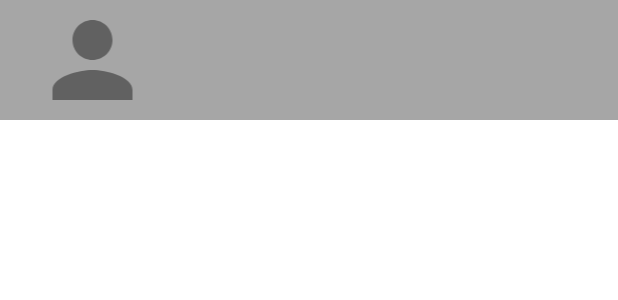
After one commit to bielcarpi/OpenEvents, an Android app: the layout user_row.xml on its own in the app's theme, with its tools: preview values and no code run, on a phone screen of 412 x 824 dp. The commit adds this screen. Shown: the top 300 px of the screen. Run offline under Robolectric (Android 15) with nearby library versions, the phone set to English and light mode, and no system bars; network calls fail.

Commit message:
Add better format to UserList RecyclerView

```diff
--- a/app/src/main/java/com/grup8/OpenEvents/controller/fragments/Fragment1.java
+++ b/app/src/main/java/com/grup8/OpenEvents/controller/fragments/Fragment1.java
@@ -15,6 +15,7 @@ import android.widget.Spinner;
 
 import com.grup8.OpenEvents.R;
 import com.grup8.OpenEvents.controller.activities.MainActivity;
+import com.grup8.OpenEvents.controller.recyclerview.EventAdapter;
 import com.grup8.OpenEvents.model.EventModel;
 import com.grup8.OpenEvents.model.entities.Event;
 import com.grup8.OpenEvents.model.entities.EventManager;
--- a/app/src/main/java/com/grup8/OpenEvents/controller/fragments/ProfileFragment.java
+++ b/app/src/main/java/com/grup8/OpenEvents/controller/fragments/ProfileFragment.java
@@ -4,7 +4,6 @@ import android.annotation.SuppressLint;
 import android.os.Bundle;
 
 import androidx.fragment.app.Fragment;
-import androidx.fragment.app.FragmentManager;
 import androidx.recyclerview.widget.LinearLayoutManager;
 import androidx.recyclerview.widget.RecyclerView;
 
@@ -21,6 +20,7 @@ import android.widget.TextView;
 
 import com.grup8.OpenEvents.R;
 import com.grup8.OpenEvents.controller.activities.MainActivity;
+import com.grup8.OpenEvents.controller.recyclerview.EventAdapter;
 import com.grup8.OpenEvents.model.EventModel;
 import com.grup8.OpenEvents.model.UserModel;
 import com.grup8.OpenEvents.model.entities.Event;
--- a/app/src/main/java/com/grup8/OpenEvents/controller/fragments/EventAdapter.java
+++ b/app/src/main/java/com/grup8/OpenEvents/controller/recyclerview/EventAdapter.java
@@ -1,6 +1,5 @@
-package com.grup8.OpenEvents.controller.fragments;
+package com.grup8.OpenEvents.controller.recyclerview;
 
-import android.app.Activity;
 import android.view.LayoutInflater;
 import android.view.ViewGroup;
 
--- /dev/null
+++ b/app/src/main/res/layout/user_row.xml
@@ -0,0 +1,46 @@
+<?xml version="1.0" encoding="utf-8"?>
+<LinearLayout xmlns:android="http://schemas.android.com/apk/res/android"
+    android:layout_width="match_parent"
+    android:layout_height="80dp"
+    android:orientation="horizontal"
+    android:weightSum="10"
+    android:background="#59000000"
+    android:layout_marginBottom="15dp">
+
+    <ImageView
+        android:id="@+id/user_row_image"
+        android:layout_width="0dp"
+        android:layout_height="match_parent"
+        android:layout_weight="3"
+        android:src="@drawable/ic_person"
+        android:contentDescription="@string/user_image"
+        />
+
+    <LinearLayout
+        android:layout_width="0dp"
+        android:layout_height="match_parent"
+        android:layout_weight="7"
+        android:orientation="vertical"
+        android:gravity="center_vertical"
+        >
+
+        <TextView
+            android:id="@+id/user_row_name"
+            android:layout_width="wrap_content"
+            android:layout_height="wrap_content"
+            android:layout_marginStart="2dp"
+            android:textSize="30sp"
+            android:text=""
+            />
+
+        <TextView
+            android:id="@+id/user_row_email"
+            android:layout_width="wrap_content"
+            android:layout_height="wrap_content"
+            android:textSize="12sp"
+            android:text=""
+            />
+
+    </LinearLayout>
+
+</LinearLayout>
--- a/app/src/main/res/values/strings.xml
+++ b/app/src/main/res/values/strings.xml
@@ -25,6 +25,7 @@
     <string name="confirm_password">Confirm password</string>
     <string name="home">home</string>
     <string name="profile">profile</string>
+    <string name="user_image">User Image</string>
 
     <string name="hello_blank_fragment">Hello blank fragment</string>
 
```
Also changed, not shown: app/src/main/java/com/grup8/OpenEvents/controller/fragments/FriendsAdapter.java (deleted, +0 -42 lines), app/src/main/java/com/grup8/OpenEvents/controller/fragments/FriendsFragment.java (+3 -5 lines), app/src/main/java/com/grup8/OpenEvents/controller/fragments/FriendsHolder.java (deleted, +0 -98 lines), app/src/main/java/com/grup8/OpenEvents/controller/fragments/SearchFragment.java (+4 -6 lines), app/src/main/java/com/grup8/OpenEvents/controller/recyclerview/EventHolder.java (renamed from app/src/main/java/com/grup8/OpenEvents/controller/fragments/EventHolder.java, +3 -14 lines), app/src/main/java/com/grup8/OpenEvents/controller/recyclerview/UserAdapter.java (added, +43 -0 lines), app/src/main/java/com/grup8/OpenEvents/controller/recyclerview/UserHolder.java (added, +64 -0 lines), app/src/main/res/layout/friends_adapter.xml (deleted, +0 -51 lines), app/src/main/res/layout/event_row.xml (renamed from app/src/main/res/layout/list_adapter.xml).
